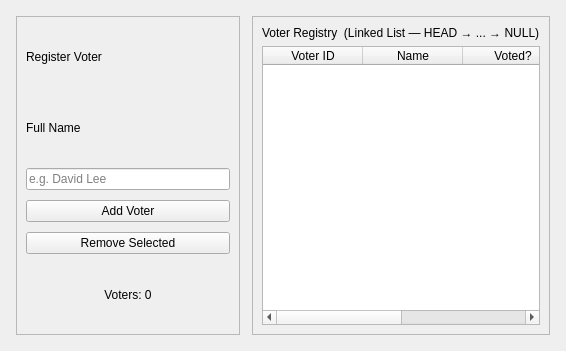
This is votertab.ui in Prabin-63/dsa_miniproject as Qt 5 draws it before an edit. The edited form follows.
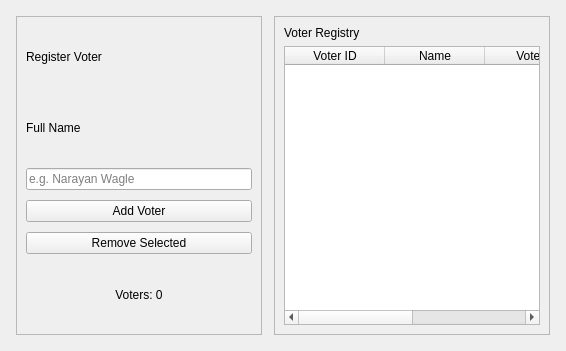
This is the edited form.

What changed in the file:
```diff
--- a/votertab.ui
+++ b/votertab.ui
@@ -46,7 +46,7 @@
       <item>
        <widget class="QLineEdit" name="nameInput">
         <property name="placeholderText">
-         <string>e.g. David Lee</string>
+         <string>e.g. Narayan Wagle</string>
         </property>
        </widget>
       </item>
@@ -86,7 +86,7 @@
       <item>
        <widget class="QLabel" name="tableTitle">
         <property name="text">
-         <string>Voter Registry  (Linked List — HEAD → ... → NULL)</string>
+         <string>Voter Registry</string>
         </property>
        </widget>
       </item>
```
